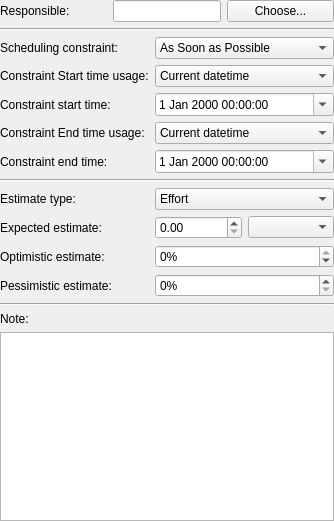
KDE/calligra, file kplato/kptconfigtaskpanelbase.ui: the form before one commit.
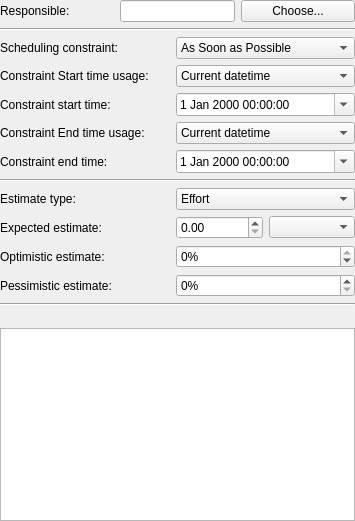
The form after the commit. Custom widgets are drawn as their Qt base class.

The edit to the form file:
```diff
--- a/kplato/kptconfigtaskpanelbase.ui
+++ b/kplato/kptconfigtaskpanelbase.ui
@@ -7,7 +7,7 @@
    <rect>
     <x>0</x>
     <y>0</y>
-    <width>317</width>
+    <width>355</width>
     <height>521</height>
    </rect>
   </property>
@@ -433,21 +433,18 @@
      </property>
     </widget>
    </item>
-   <item row="13" column="0">
-    <widget class="QLabel" name="descriptionlabell6">
-     <property name="text">
-      <string>Note:</string>
-     </property>
-     <property name="wordWrap">
-      <bool>false</bool>
-     </property>
-     <property name="buddy">
-      <cstring>kcfg_Description</cstring>
-     </property>
-    </widget>
-   </item>
    <item row="14" column="0" colspan="2">
-    <widget class="KTextEdit" name="kcfg_Description"/>
+    <widget class="KRichTextWidget" name="kcfg_Description"/>
+   </item>
+   <item row="13" column="0" colspan="2">
+    <widget class="KToolBar" name="toolbar" native="true">
+     <property name="minimumSize">
+      <size>
+       <width>0</width>
+       <height>10</height>
+      </size>
+     </property>
+    </widget>
    </item>
   </layout>
  </widget>
@@ -465,7 +462,13 @@
    <container>1</container>
   </customwidget>
   <customwidget>
-   <class>KTextEdit</class>
+   <class>KToolBar</class>
+   <extends>QWidget</extends>
+   <header location="global">KToolBar</header>
+   <container>1</container>
+  </customwidget>
+  <customwidget>
+   <class>KRichTextWidget</class>
    <extends>QTextEdit</extends>
    <header>ktextedit.h</header>
    <container>1</container>
```
Left out of the diff: 27 changed lines with no effect on the pictures.
